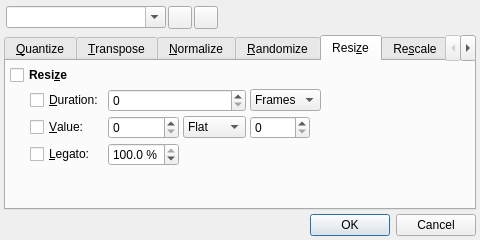
rncbc/qtractor, file src/qtractorMidiToolsForm.ui: the form before one commit.
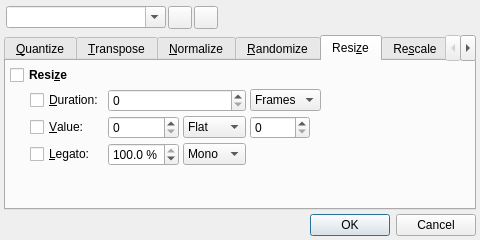
The form after the commit. The open tabs and pages were chosen to show the change. Icons and pictures are not drawn. Custom widgets are drawn as their Qt base class.

Commit message: - MIDI Tool Resize / Legato: 'Mono', 'Poly' modes option added. (EXPERIMENTAL)

```diff
--- a/src/qtractorMidiToolsForm.ui
+++ b/src/qtractorMidiToolsForm.ui
@@ -1067,7 +1067,24 @@
          </property>
         </widget>
        </item>
-       <item row="3" column="3" colspan="4">
+       <item row="3" column="3">
+        <widget class="QComboBox" name="ResizeLegatoComboBox">
+         <property name="toolTip">
+          <string>Legato mode</string>
+         </property>
+         <item>
+          <property name="text">
+           <string>Mono</string>
+          </property>
+         </item>
+         <item>
+          <property name="text">
+           <string>Poly</string>
+          </property>
+         </item>
+        </widget>
+       </item>
+       <item row="3" column="3" colspan="3">
         <spacer>
          <property name="orientation">
           <enum>Qt::Horizontal</enum>
```
Left out of the diff: 1 changed line with no effect on the pictures. The commit also changes 10 other files.
